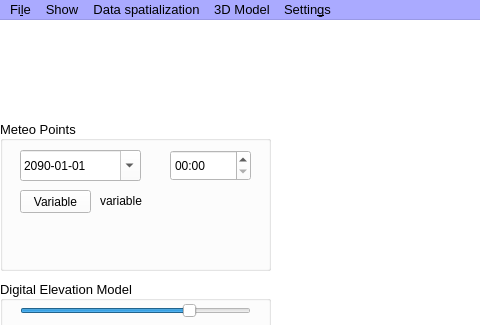
Qt form bin/CRITERIA3D/mainwindow.ui (gaowudao/CRITERIA3D) before a commit; both pictures show x 0 to 480 and y 0 to 325 of the 1280 by 700 pixel window.
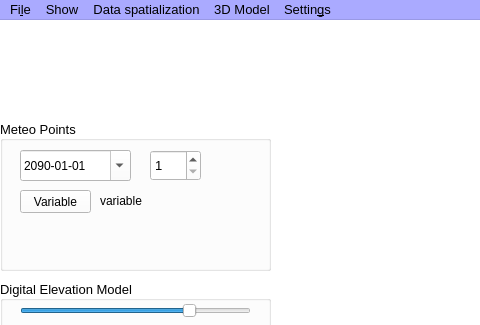
The same form after that commit.

Patch:
```diff
--- a/bin/CRITERIA3D/mainwindow.ui
+++ b/bin/CRITERIA3D/mainwindow.ui
@@ -2142,7 +2142,7 @@
       <rect>
        <x>20</x>
        <y>30</y>
-       <width>121</width>
+       <width>111</width>
        <height>31</height>
       </rect>
      </property>
@@ -2271,97 +2271,6 @@
       </date>
      </property>
     </widget>
-    <widget class="QTimeEdit" name="timeEdit">
-     <property name="geometry">
-      <rect>
-       <x>170</x>
-       <y>30</y>
-       <width>81</width>
-       <height>31</height>
-      </rect>
-     </property>
-     <property name="palette">
-      <palette>
-       <active>
-        <colorrole role="Text">
-         <brush brushstyle="SolidPattern">
-          <color alpha="255">
-           <red>0</red>
-           <green>0</green>
-           <blue>0</blue>
-          </color>
-         </brush>
-        </colorrole>
-        <colorrole role="PlaceholderText">
-         <brush brushstyle="NoBrush">
-          <color alpha="128">
-           <red>0</red>
-           <green>0</green>
-           <blue>0</blue>
-          </color>
-         </brush>
-        </colorrole>
-       </active>
-       <inactive>
-        <colorrole role="Text">
-         <brush brushstyle="SolidPattern">
-          <color alpha="255">
-           <red>0</red>
-           <green>0</green>
-           <blue>0</blue>
-          </color>
-         </brush>
-        </colorrole>
-        <colorrole role="PlaceholderText">
-         <brush brushstyle="NoBrush">
-          <color alpha="128">
-           <red>0</red>
-           <green>0</green>
-           <blue>0</blue>
-          </color>
-         </brush>
-        </colorrole>
-       </inactive>
-       <disabled>
-        <colorrole role="Text">
-         <brush brushstyle="SolidPattern">
-          <color alpha="255">
-           <red>127</red>
-           <green>127</green>
-           <blue>127</blue>
-          </color>
-         </brush>
-        </colorrole>
-        <colorrole role="PlaceholderText">
-         <brush brushstyle="NoBrush">
-          <color alpha="128">
-           <red>0</red>
-           <green>0</green>
-           <blue>0</blue>
-          </color>
-         </brush>
-        </colorrole>
-       </disabled>
-      </palette>
-     </property>
-     <property name="font">
-      <font>
-       <pointsize>9</pointsize>
-       <weight>50</weight>
-       <bold>false</bold>
-      </font>
-     </property>
-     <property name="maximumDate">
-      <date>
-       <year>2000</year>
-       <month>1</month>
-       <day>1</day>
-      </date>
-     </property>
-     <property name="displayFormat">
-      <string>HH:mm</string>
-     </property>
-    </widget>
     <widget class="QPushButton" name="variableButton">
      <property name="geometry">
       <rect>
@@ -2459,6 +2368,22 @@
       <string>Variable colors</string>
      </property>
     </widget>
+    <widget class="QSpinBox" name="timeEdit">
+     <property name="geometry">
+      <rect>
+       <x>150</x>
+       <y>30</y>
+       <width>51</width>
+       <height>31</height>
+      </rect>
+     </property>
+     <property name="minimum">
+      <number>1</number>
+     </property>
+     <property name="maximum">
+      <number>24</number>
+     </property>
+    </widget>
    </widget>
   </widget>
   <widget class="QMenuBar" name="menuBar">
```
Left out of the diff: 2 changed lines with no effect on the pictures.
